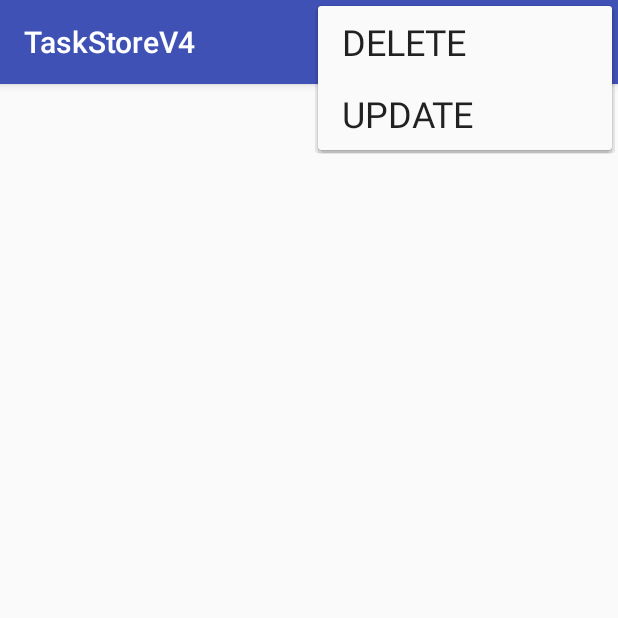
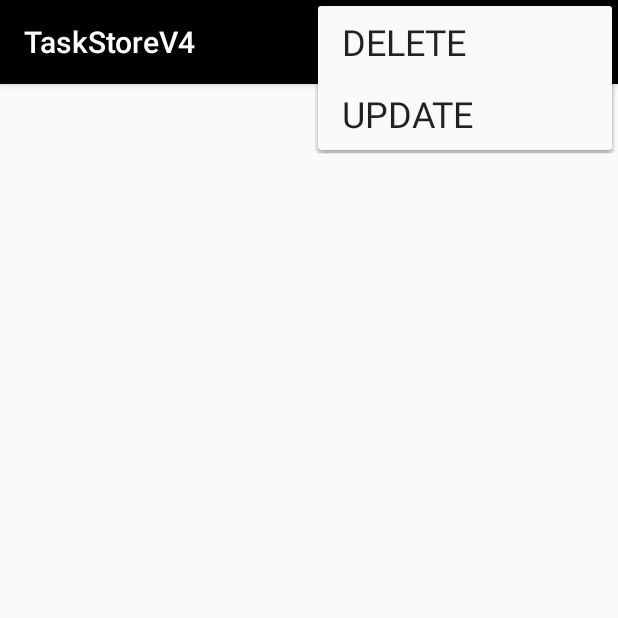
Before and after one commit to Bloxri/CandyStore, an Android app: the screen it shows after launch (MainActivity), with the options menu open, on a phone screen of 412 x 824 dp, the top half of it. Run offline under Robolectric (Android 15) with nearby library versions, the phone set to English and light mode, and no system bars.

Commit message:
Completed update fix, changed style, added icon.

```diff
--- a/app/build.gradle
+++ b/app/build.gradle
@@ -5,7 +5,7 @@ android {
     buildToolsVersion '26.0.2'
 
     defaultConfig {
-        applicationId "com.jblearning.candystorev5"
+        applicationId "com.mobile_dev.todoApp"
         minSdkVersion 15
         targetSdkVersion 23
         versionCode 1
--- a/app/src/main/java/com/jblearning/candystorev5/DatabaseManager.java
+++ b/app/src/main/java/com/mobile_dev/todoApp/DatabaseManager.java
@@ -1,4 +1,4 @@
-package com.jblearning.candystorev5;
+package com.mobile_dev.todoApp;
 
 import android.content.Context;
 import android.database.Cursor;
--- a/app/src/main/java/com/jblearning/candystorev5/DeleteActivity.java
+++ b/app/src/main/java/com/mobile_dev/todoApp/DeleteActivity.java
@@ -1,4 +1,4 @@
-package com.jblearning.candystorev5;
+package com.mobile_dev.todoApp;
 
 import android.os.Bundle;
 import android.support.v7.app.AppCompatActivity;
--- a/app/src/main/java/com/jblearning/candystorev5/MainActivity.java
+++ b/app/src/main/java/com/mobile_dev/todoApp/MainActivity.java
@@ -1,7 +1,6 @@
-package com.jblearning.candystorev5;
+package com.mobile_dev.todoApp;
 
 import android.content.Intent;
-import android.content.res.ColorStateList;
 import android.graphics.Color;
 import android.graphics.Point;
 import android.os.Bundle;
@@ -19,7 +18,6 @@ import java.text.DateFormat;
 import java.text.ParseException;
 import java.util.ArrayList;
 import java.util.Calendar;
-import java.util.Date;
 
 public class MainActivity extends AppCompatActivity {
 	private DatabaseManager dbManager;
--- a/app/src/main/java/com/jblearning/candystorev5/Task.java
+++ b/app/src/main/java/com/mobile_dev/todoApp/Task.java
@@ -1,4 +1,4 @@
-package com.jblearning.candystorev5;
+package com.mobile_dev.todoApp;
 
 public class Task {
 	private int id;
--- a/app/src/main/java/com/jblearning/candystorev5/TaskButton.java
+++ b/app/src/main/java/com/mobile_dev/todoApp/TaskButton.java
@@ -1,7 +1,6 @@
-package com.jblearning.candystorev5;
+package com.mobile_dev.todoApp;
 
 import android.content.Context;
-import android.widget.Button;
 
 public class TaskButton extends android.support.v7.widget.AppCompatButton {
 	private Task task;
--- a/app/src/main/res/layout/activity_main.xml
+++ b/app/src/main/res/layout/activity_main.xml
@@ -6,7 +6,7 @@
     android:layout_width="match_parent"
     android:layout_height="match_parent"
     android:fitsSystemWindows="true"
-    tools:context="com.jblearning.candystorev5.MainActivity">
+    tools:context="com.mobile_dev.todoApp.MainActivity">
 
   <android.support.design.widget.AppBarLayout
       android:layout_width="match_parent"
--- a/app/src/main/res/layout/content_main.xml
+++ b/app/src/main/res/layout/content_main.xml
@@ -6,7 +6,7 @@
     android:layout_width="match_parent"
     android:layout_height="match_parent"
     app:layout_behavior="@string/appbar_scrolling_view_behavior"
-    tools:context="com.jblearning.candystorev5.MainActivity"
+    tools:context="com.mobile_dev.todoApp.MainActivity"
     tools:showIn="@layout/activity_main"
     android:id="@+id/scrollView">
 
--- a/app/src/main/res/menu/menu_main.xml
+++ b/app/src/main/res/menu/menu_main.xml
@@ -1,15 +1,15 @@
 <menu xmlns:android="http://schemas.android.com/apk/res/android"
       xmlns:app="http://schemas.android.com/apk/res-auto"
       xmlns:tools="http://schemas.android.com/tools"
-      tools:context="com.jblearning.candystorev5.MainActivity">
+      tools:context="com.mobile_dev.todoApp.MainActivity">
+  <item
+      android:id="@+id/action_add"
+      android:icon="@drawable/custom_add_icon"
+      android:title="@string/add"
+      app:showAsAction="always" />
   <item android:id="@+id/action_reset"
         android:title="@string/reset"
         android:icon="@drawable/ic_reset"
-        app:showAsAction="ifRoom"/>
-
-  <item android:id="@+id/action_add"
-        android:title="@string/add"
-        android:icon="@android:drawable/ic_menu_add"
         app:showAsAction="ifRoom"/>
 
   <item android:id="@+id/action_delete"
--- a/app/src/main/res/values/colors.xml
+++ b/app/src/main/res/values/colors.xml
@@ -1,6 +1,6 @@
 <?xml version="1.0" encoding="utf-8"?>
 <resources>
-  <color name="colorPrimary">#3F51B5</color>
-  <color name="colorPrimaryDark">#303F9F</color>
-  <color name="colorAccent">#FF4081</color>
+  <color name="colorPrimary">#000</color>
+  <color name="colorPrimaryDark">#000</color>
+  <color name="colorAccent">#000</color>
 </resources>
```
Also changed, not shown: app/src/main/AndroidManifest.xml (+5 -5 lines), app/src/main/java/com/mobile_dev/todoApp/InsertActivity.java (renamed from app/src/main/java/com/jblearning/candystorev5/InsertActivity.java, +3 -4 lines), app/src/main/java/com/mobile_dev/todoApp/UpdateActivity.java (renamed from app/src/main/java/com/jblearning/candystorev5/UpdateActivity.java, +7 -5 lines), app/src/main/res/drawable/custom_add_icon.png (added), 4 other files.
